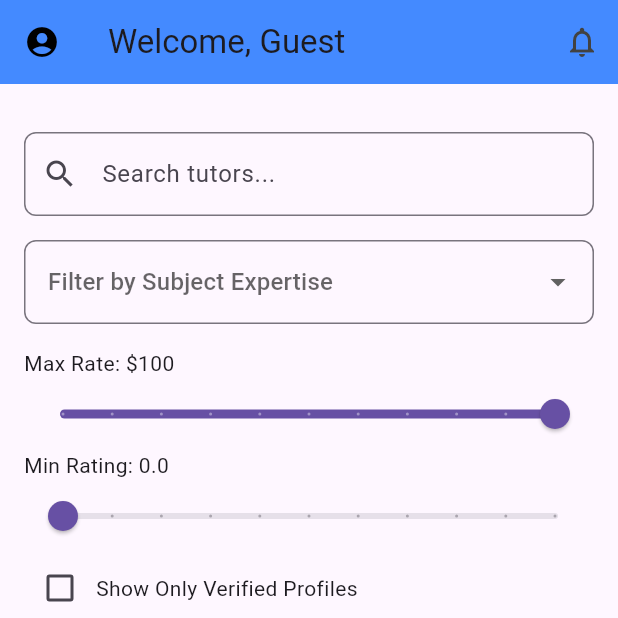
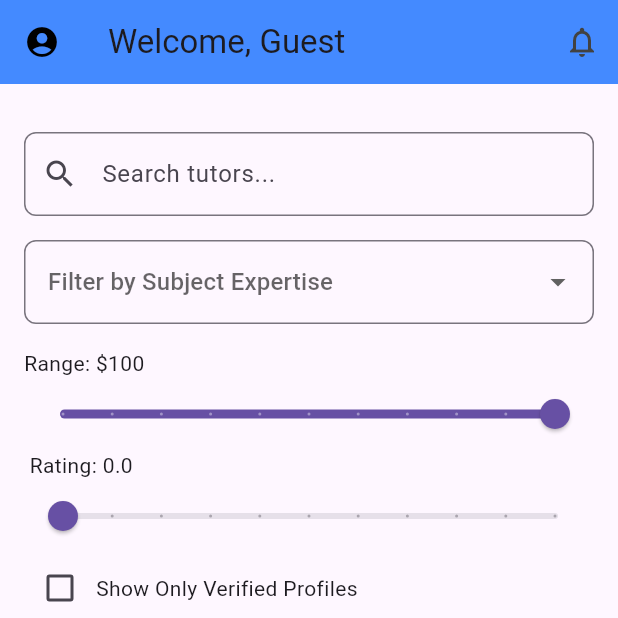
Before and after one commit to JRamirezDD/TutorLink, a Flutter app: the StudentHomePage screen opened by its route, on a phone screen of 412 x 824 dp, the top half of it. Run offline on Flutter 3.47's test engine with Material 3 defaults, Android fonts, the phone set to English and light mode, and no system bars; our stand-ins replace image_picker; missing offline and left inert: dart:html; network calls fail.

Commit message:
Updated comments

```diff
--- a/SourceCode/Frontend/tutorlink_ui/lib/pages/chat_page.dart
+++ b/SourceCode/Frontend/tutorlink_ui/lib/pages/chat_page.dart
@@ -21,7 +21,7 @@
       });
       _messageController.clear();
 
-      // Simulate receiving a response (you can replace this with backend integration)
+      // Simulate receiving a response
       Future.delayed(const Duration(seconds: 1), () {
         setState(() {
           _messages.add({"type": "received", "message": ""});
--- a/SourceCode/Frontend/tutorlink_ui/lib/pages/passwords_page.dart
+++ b/SourceCode/Frontend/tutorlink_ui/lib/pages/passwords_page.dart
@@ -83,7 +83,7 @@
               icon: const Icon(Icons.update),
               label: const Text('Update Password'),
               style: ElevatedButton.styleFrom(
-                minimumSize: const Size(double.infinity, 50), // Full-width button
+                minimumSize: const Size(double.infinity, 50),
               ),
             ),
           ],
--- a/SourceCode/Frontend/tutorlink_ui/lib/pages/role_selection_page.dart
+++ b/SourceCode/Frontend/tutorlink_ui/lib/pages/role_selection_page.dart
@@ -45,9 +45,8 @@
               child: const Text('I am a Tutor'),
             ),
             const SizedBox(height: 40),
-            // Adding FetchDataWidget to display data below the role selection
 
-            const FetchDataPage(), // Corrected reference to FetchDataPage
+            const FetchDataPage(),
           ],
         ),
       ),
--- a/SourceCode/Frontend/tutorlink_ui/lib/pages/saved_tutor_page.dart
+++ b/SourceCode/Frontend/tutorlink_ui/lib/pages/saved_tutor_page.dart
@@ -44,7 +44,7 @@
                     title: Text(tutor['name']),
                     subtitle: Text(tutor['specialty']),
                     trailing: Text(
-                      tutor['rate'].toString(), // Convert to string if necessary
+                      tutor['rate'].toString(),
                       style: const TextStyle(fontWeight: FontWeight.bold),
                     ),
                     onTap: () {
--- a/SourceCode/Frontend/tutorlink_ui/lib/pages/search_page.dart
+++ b/SourceCode/Frontend/tutorlink_ui/lib/pages/search_page.dart
@@ -31,7 +31,7 @@
             children: [
               // FetchDataPage wrapped in a Container with fixed height
               const SizedBox(
-                height: 200, // Provide a fixed height for the FetchDataPage widget
+                height: 200,
                 child: FetchDataPage(),
               ),
               const SizedBox(height: 16),
--- a/SourceCode/Frontend/tutorlink_ui/lib/pages/student_dashboard.dart
+++ b/SourceCode/Frontend/tutorlink_ui/lib/pages/student_dashboard.dart
@@ -30,8 +30,8 @@
             // Button to find a tutor
             ElevatedButton(
               onPressed: () {
-                // Add functionality for finding tutors here
-                // e.g., Navigating to a tutor search page or list of tutors
+                //functionality for finding tutors here
+
                 ScaffoldMessenger.of(context).showSnackBar(
                   const SnackBar(content: Text('Find a Tutor functionality coming soon!')),
                 );
--- a/SourceCode/Frontend/tutorlink_ui/lib/pages/student_home_page.dart
+++ b/SourceCode/Frontend/tutorlink_ui/lib/pages/student_home_page.dart
@@ -79,7 +79,7 @@
   @override
   void initState() {
     super.initState();
-    filteredTutors = tutors; // Initially display all tutors
+    filteredTutors = tutors;
   }
 
   void applyFilters() {
@@ -221,7 +221,7 @@
                     .toList(),
               ),
               const SizedBox(height: 16),
-              Text('Max Rate: \$${maxRate.toStringAsFixed(0)}'),
+              Text('Range: \$${maxRate.toStringAsFixed(0)}'),
               Slider(
                 value: maxRate,
                 min: 0,
@@ -235,7 +235,7 @@
                   });
                 },
               ),
-              Text('Min Rating: ${minRating.toStringAsFixed(1)}'),
+              Text(' Rating: ${minRating.toStringAsFixed(1)}'),
               Slider(
                 value: minRating,
                 min: 0,
--- a/SourceCode/Frontend/tutorlink_ui/lib/pages/student_profile_page.dart
+++ b/SourceCode/Frontend/tutorlink_ui/lib/pages/student_profile_page.dart
@@ -21,7 +21,7 @@
       body: SingleChildScrollView(
         padding: const EdgeInsets.all(16.0),
         child: Column(
-          crossAxisAlignment: CrossAxisAlignment.start, // Align content to the start for a more structured layout
+          crossAxisAlignment: CrossAxisAlignment.start,
           children: <Widget>[
             Text(
               'Name: $studentName',
--- a/SourceCode/Frontend/tutorlink_ui/lib/pages/top_rated_tutors_page.dart
+++ b/SourceCode/Frontend/tutorlink_ui/lib/pages/top_rated_tutors_page.dart
@@ -62,7 +62,7 @@
 
   @override
   Widget build(BuildContext context) {
-    // Get tutors for the selected subject, or show a default list if none exist
+    // Get tutors for the selected subject
     final List<Map<String, dynamic>> tutors = subjectTutors[subject] ?? [];
 
     return Scaffold(
--- a/SourceCode/Frontend/tutorlink_ui/lib/pages/tutor_dashboard.dart
+++ b/SourceCode/Frontend/tutorlink_ui/lib/pages/tutor_dashboard.dart
@@ -25,7 +25,7 @@
             ElevatedButton(
               onPressed: () {
                 // Add functionality for managing availability here
-                // e.g., Add or edit availability slots for tutoring
+
                 ScaffoldMessenger.of(context).showSnackBar(
                   const SnackBar(content: Text('Manage Availability functionality coming soon!')),
                 );
@@ -49,7 +49,7 @@
 
 
 
-            // Integration of FetchDataPage to display fetched data
+
             const Expanded(
               child: FetchDataPage(),
             ),
--- a/SourceCode/Frontend/tutorlink_ui/lib/pages/tutor_details_page.dart
+++ b/SourceCode/Frontend/tutorlink_ui/lib/pages/tutor_details_page.dart
@@ -32,9 +32,9 @@
             ),
             SizedBox(height: 20),
 
-            // Replace Expanded with a Container with a fixed height
+
             SizedBox(
-              height: 200, // Set a finite height for FetchDataPage
+              height: 200,
               child: FetchDataPage(),
             ),
           ],
--- a/SourceCode/Frontend/tutorlink_ui/lib/pages/tutor_login_page.dart
+++ b/SourceCode/Frontend/tutorlink_ui/lib/pages/tutor_login_page.dart
@@ -77,7 +77,7 @@
               ),
               const SizedBox(height: 20),
 
-              // Integration of FetchDataPage
+
 
 
               const SizedBox(
--- a/SourceCode/Frontend/tutorlink_ui/lib/pages/your_tutors_page.dart
+++ b/SourceCode/Frontend/tutorlink_ui/lib/pages/your_tutors_page.dart
@@ -19,7 +19,7 @@
     },
   ];
 
-  YourTutorsPage({Key? key}) : super(key: key); // Removed const
+  YourTutorsPage({Key? key}) : super(key: key);
 
   @override
   Widget build(BuildContext context) {
@@ -77,7 +77,7 @@
       ),
      bottomNavigationBar: BottomNavigationBar(
   type: BottomNavigationBarType.fixed,
-  currentIndex: 3, // Correct index for "My Tutors"
+  currentIndex: 3,
   onTap: (index) {
     if (index == 0) {
       Navigator.pushReplacement(
```
Also changed, not shown: SourceCode/Frontend/tutorlink_ui/lib/pages/edit_profile_page.dart (+4 -4 lines), SourceCode/Frontend/tutorlink_ui/lib/pages/student_login_page.dart (+4 -4 lines), SourceCode/Frontend/tutorlink_ui/lib/pages/welcome_page.dart (+7 -7 lines).
